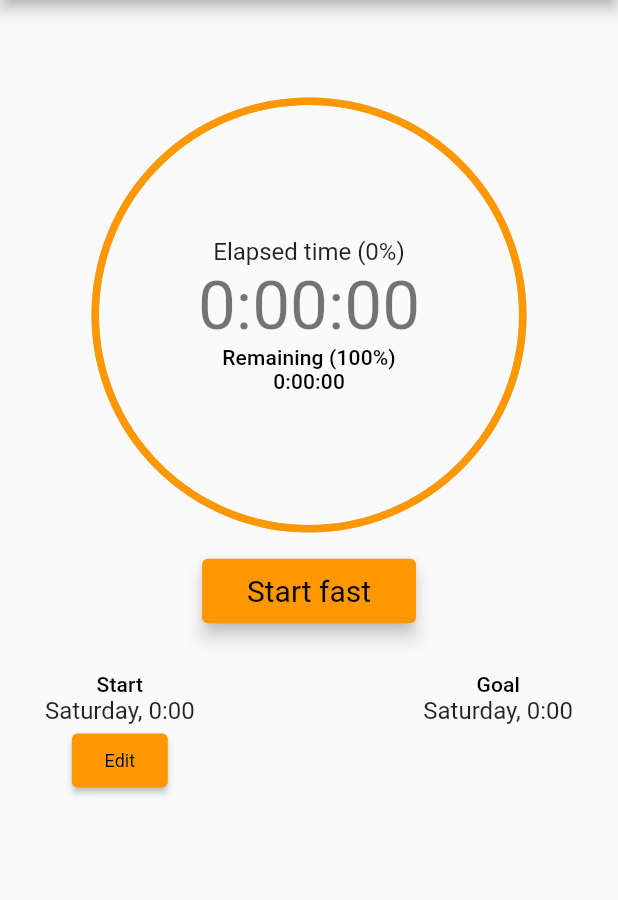
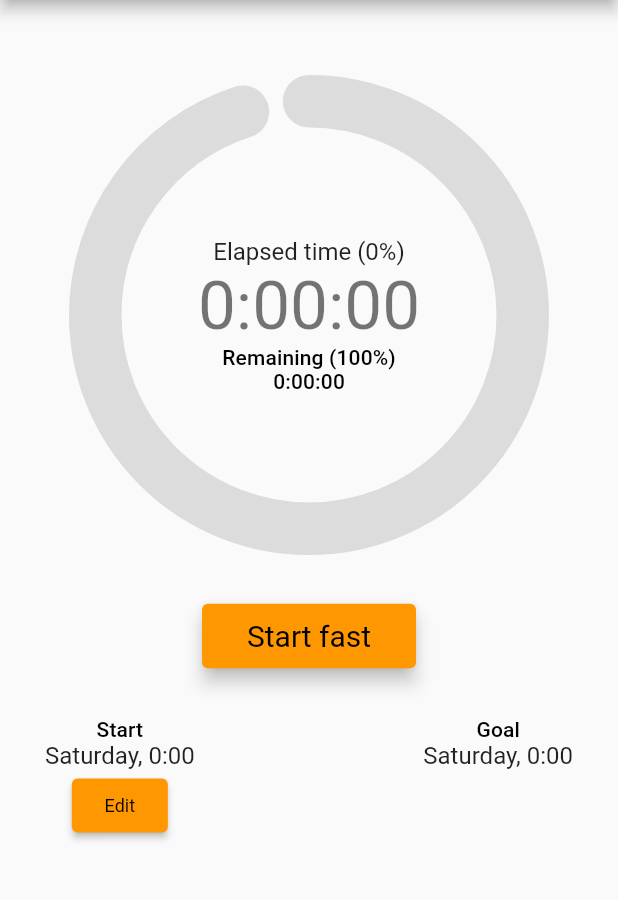
Before and after one commit to pithuene/null, a Flutter app: the screen it shows after launch, on a phone screen of 412 x 824 dp, the part 84-984 px from its top. Run offline on Flutter 3.47's test engine with Material 2 defaults, Android fonts, the phone set to English and light mode, and no system bars; drawn by our look-alikes of percent_indicator; our stand-ins replace flutter_datetime_picker.

Commit message:
Change progress wheel style

```diff
--- a/lib/main.dart
+++ b/lib/main.dart
@@ -112,7 +112,7 @@ class GoalTime extends StatelessWidget {
 
 class _MyHomePageState extends State<MyHomePage> {
   DateTime? start;
-  Duration fastDuration = Duration(hours: 16);
+  Duration fastDuration = Duration(seconds: 16);
   Timer? tickTimer;
   Duration elapsed = Duration();
   double elapsedPercent = 0;
@@ -157,6 +157,7 @@ class _MyHomePageState extends State<MyHomePage> {
       setState(() {
         start = null;
         elapsed = Duration.zero;
+        elapsedPercent = 0;
         remaining = Duration.zero;
         remaining = Duration.zero;
       });
@@ -175,6 +176,7 @@ class _MyHomePageState extends State<MyHomePage> {
       padding: EdgeInsets.symmetric(vertical: 10, horizontal: 30),
       elevation: 5,
     );
+    final double maxProgress = 0.95;
     return Scaffold(
       appBar: AppBar(
         title: Text(widget.title),
@@ -189,17 +191,19 @@ class _MyHomePageState extends State<MyHomePage> {
               alignment: AlignmentDirectional.center,
               children: <Widget>[
                 new CircularPercentIndicator(
-                  radius: 290.0,
-                  lineWidth: 5.0,
+                  radius: 320.0,
+                  lineWidth: 35.0,
                   animation: false,
-                  percent: 1,
-                  progressColor: Colors.orange,
+                  percent: maxProgress,
+                  circularStrokeCap: CircularStrokeCap.round,
+                  progressColor: Colors.black12,
+                  backgroundColor: Colors.transparent,
                 ),
                 new CircularPercentIndicator(
                   radius: 320.0,
                   lineWidth: 35.0,
                   animation: false,
-                  percent: (elapsedPercent <= 1) ? elapsedPercent : 1,
+                  percent: (elapsedPercent <= 1) ? (elapsedPercent * maxProgress) : maxProgress,
                   center:
                     Column(
                       mainAxisAlignment: MainAxisAlignment.center,
@@ -223,6 +227,7 @@ class _MyHomePageState extends State<MyHomePage> {
                 ),
               ],
             ),
+            SizedBox(height: 30),
             ElevatedButton(
               style: toggleFastButtonStyle,
               onPressed: toggleFast,
```
